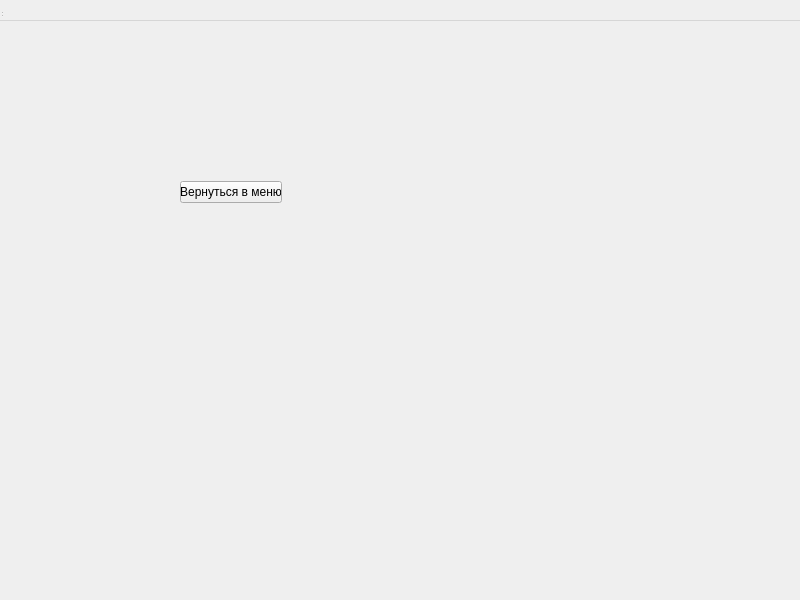
Above: backpack.ui from KomandaB/-1 before the change. Below: the same form after it.
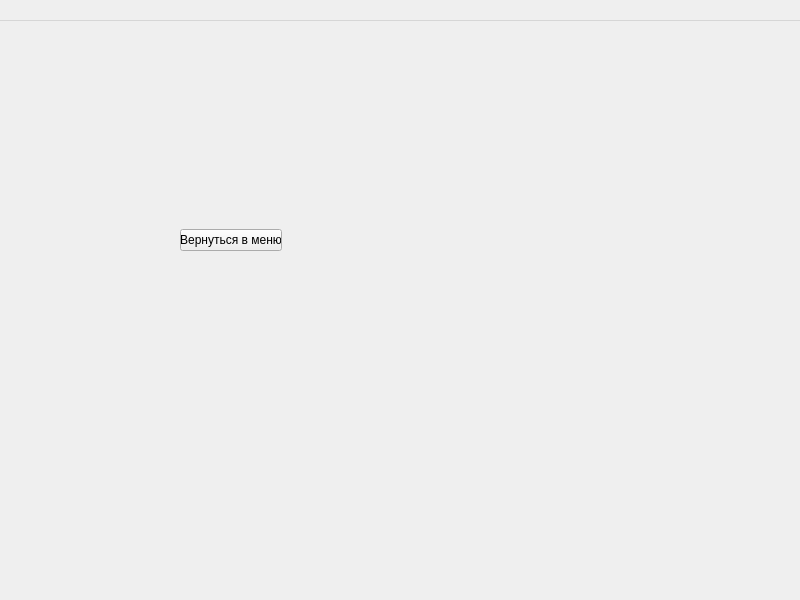
That is the form after the change.

The edit to the form file:
```diff
--- a/backpack.ui
+++ b/backpack.ui
@@ -28,7 +28,7 @@
       <x>90</x>
       <y>110</y>
       <width>102</width>
-      <height>25</height>
+      <height>121</height>
      </rect>
     </property>
     <layout class="QGridLayout" name="gridLayout">
@@ -52,16 +52,6 @@
     </rect>
    </property>
   </widget>
-  <widget class="QStatusBar" name="statusbar">
-   <property name="geometry">
-    <rect>
-     <x>0</x>
-     <y>0</y>
-     <width>3</width>
-     <height>18</height>
-    </rect>
-   </property>
-  </widget>
  </widget>
  <resources/>
  <connections/>
```
